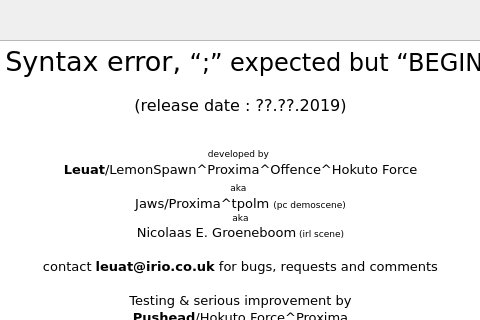
leuat/TRSE, file source/dialogabout.ui: the form before one commit; both pictures show x 213 to 693 and y 0 to 320 of the 910 by 446 pixel window.
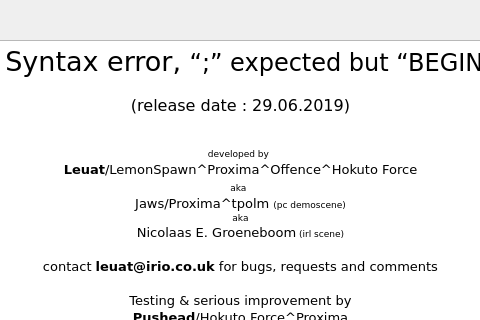
The form after the commit. Icons and pictures are not drawn.

```diff
--- a/source/dialogabout.ui
+++ b/source/dialogabout.ui
@@ -47,7 +47,7 @@
 p, li { white-space: pre-wrap; }
 &lt;/style&gt;&lt;/head&gt;&lt;body style=&quot; font-family:'Verdana'; font-size:10pt; font-weight:400; font-style:normal;&quot;&gt;
 &lt;p align=&quot;center&quot; style=&quot; margin-top:18px; margin-bottom:12px; margin-left:0px; margin-right:0px; -qt-block-indent:0; text-indent:0px;&quot;&gt;&lt;span style=&quot; font-size:xx-large;&quot;&gt;Turbo Rascal Syntax error, &lt;/span&gt;&lt;span style=&quot; font-size:18pt;&quot;&gt;“;” expected but “BEGIN”&lt;/span&gt;&lt;span style=&quot; font-size:20pt;&quot;&gt; &lt;/span&gt;&lt;span style=&quot; font-size:16pt;&quot;&gt;version 0.06.7&lt;/span&gt;&lt;/p&gt;
-&lt;p align=&quot;center&quot; style=&quot; margin-top:18px; margin-bottom:12px; margin-left:0px; margin-right:0px; -qt-block-indent:0; text-indent:0px;&quot;&gt;&lt;span style=&quot; font-size:12pt;&quot;&gt;(release date : ??.??.2019)&lt;/span&gt;&lt;/p&gt;
+&lt;p align=&quot;center&quot; style=&quot; margin-top:18px; margin-bottom:12px; margin-left:0px; margin-right:0px; -qt-block-indent:0; text-indent:0px;&quot;&gt;&lt;span style=&quot; font-size:12pt;&quot;&gt;(release date : 29.06.2019)&lt;/span&gt;&lt;/p&gt;
 &lt;p align=&quot;center&quot; style=&quot;-qt-paragraph-type:empty; margin-top:0px; margin-bottom:0px; margin-left:0px; margin-right:0px; -qt-block-indent:0; text-indent:0px;&quot;&gt;&lt;br /&gt;&lt;/p&gt;
 &lt;p align=&quot;center&quot; style=&quot; margin-top:0px; margin-bottom:0px; margin-left:0px; margin-right:0px; -qt-block-indent:0; text-indent:0px;&quot;&gt;&lt;img src=&quot;:/resources/images/creatures.png&quot; width=&quot;160&quot; /&gt;&lt;/p&gt;
 &lt;p align=&quot;center&quot; style=&quot; margin-top:0px; margin-bottom:0px; margin-left:0px; margin-right:0px; -qt-block-indent:0; text-indent:0px;&quot;&gt;&lt;span style=&quot; font-size:7pt;&quot;&gt;developed by&lt;/span&gt; &lt;/p&gt;
```
